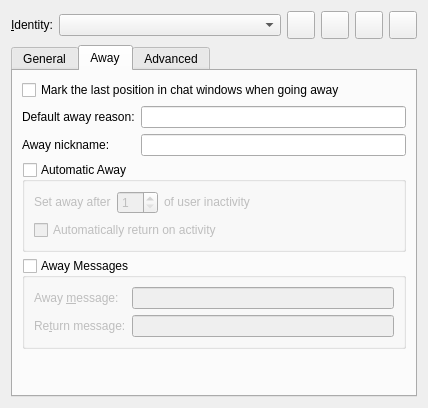
First picture: the form in src/identitydialog.ui, repository KDE/konversation, before the edit.
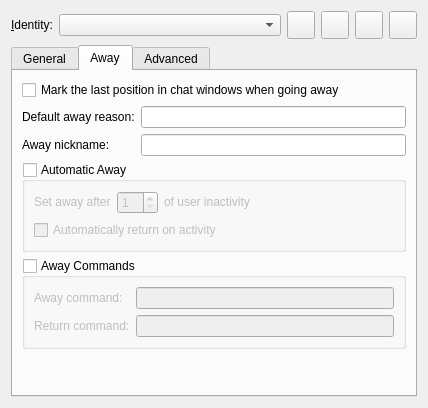
Second picture: the form after the edit. Custom widgets are drawn as their Qt base class.

Commit message:
Away Messages -> Away Commands in Identity.
Also removed the examples to make abuse less likely and improved
the What's This.

The rc file key names are unchanged as-yet, pending an kconf_update
script to migrate them.

Cleaned out a bunch of related API cruft from Preferences.

```diff
--- a/src/identitydialog.ui
+++ b/src/identitydialog.ui
@@ -391,7 +391,7 @@
           <string>If you check this box, Konversation will automatically send the Away message to all channels joined with this Identity. &lt;b&gt;%s&lt;/b&gt; is replaced with &lt;b&gt;msg&lt;/b&gt;. Whenever you perform an &lt;b&gt;/away&lt;/b&gt; command, the Return message will be displayed in all channels joined with this Identity.</string>
          </property>
          <property name="title">
-          <string>Away Messages</string>
+          <string>Away Commands</string>
          </property>
          <property name="checkable">
           <bool>true</bool>
@@ -403,7 +403,7 @@
           <item row="0" column="0">
            <widget class="QLabel" name="awayLabel">
             <property name="text">
-             <string>Away &amp;message:</string>
+             <string>Away command:</string>
             </property>
             <property name="buddy">
              <cstring>m_awayEdit</cstring>
@@ -416,7 +416,7 @@
           <item row="1" column="0">
            <widget class="QLabel" name="unAwayLabel">
             <property name="text">
-             <string>Re&amp;turn message:</string>
+             <string>Return command:</string>
             </property>
             <property name="buddy">
              <cstring>m_unAwayEdit</cstring>
```
Left out of the diff: 4 changed lines with no effect on the pictures. The commit also changes 10 other files.
